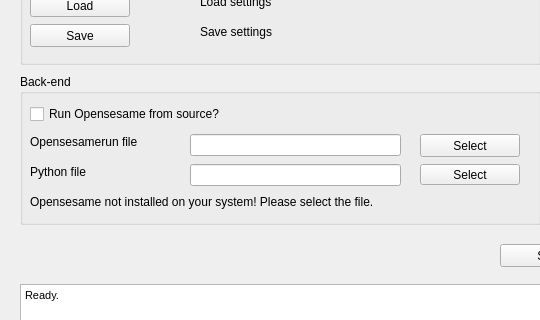
Above: resources/experimentmanager.ui from dev-jam/opensesame-toolbox before the change; both pictures show x 0 to 540 and y 346 to 666 of the 1031 by 881 pixel window. Below: the same form after it.
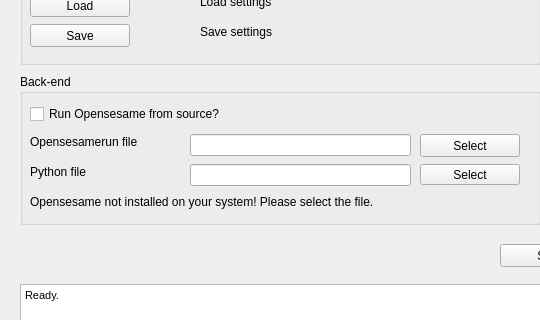
That is the form after the change. Icons and pictures are not drawn.

```diff
--- a/resources/experimentmanager.ui
+++ b/resources/experimentmanager.ui
@@ -463,7 +463,7 @@
       <rect>
        <x>170</x>
        <y>60</y>
-       <width>211</width>
+       <width>221</width>
        <height>22</height>
       </rect>
      </property>
@@ -482,7 +482,7 @@
       <rect>
        <x>170</x>
        <y>90</y>
-       <width>211</width>
+       <width>221</width>
        <height>22</height>
       </rect>
      </property>
```
